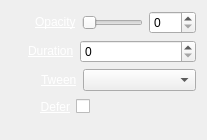
This is trunk/Widgets/Inspector/InspectorOpacityWidget.ui in cambell-prince/casparcg-client as Qt 5 draws it before an edit. The edited form follows.
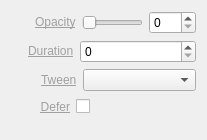
This is the edited form.

```diff
--- a/trunk/Widgets/Inspector/InspectorOpacityWidget.ui
+++ b/trunk/Widgets/Inspector/InspectorOpacityWidget.ui
@@ -38,7 +38,7 @@
      <item>
       <widget class="QLabel" name="labelOpacity">
        <property name="text">
-        <string>&lt;a href=&quot;Opacity&quot; style=&quot;color: white;&quot;&gt;Opacity&lt;/a&gt;</string>
+        <string>&lt;a href=&quot;Opacity&quot; style=&quot;color: #A0A0A0;&quot;&gt;Opacity&lt;/a&gt;</string>
        </property>
       </widget>
      </item>
@@ -82,7 +82,7 @@
      <item>
       <widget class="QLabel" name="labelDuration">
        <property name="text">
-        <string>&lt;a href=&quot;Duration&quot; style=&quot;color: white;&quot;&gt;Duration&lt;/a&gt;</string>
+        <string>&lt;a href=&quot;Duration&quot; style=&quot;color: #A0A0A0;&quot;&gt;Duration&lt;/a&gt;</string>
        </property>
       </widget>
      </item>
@@ -122,7 +122,7 @@
      <item>
       <widget class="QLabel" name="labelEasing">
        <property name="text">
-        <string>&lt;a href=&quot;Tween&quot; style=&quot;color: white;&quot;&gt;Tween&lt;/a&gt;</string>
+        <string>&lt;a href=&quot;Tween&quot; style=&quot;color: #A0A0A0;&quot;&gt;Tween&lt;/a&gt;</string>
        </property>
       </widget>
      </item>
@@ -159,7 +159,7 @@
      <item>
       <widget class="QLabel" name="labelDefer">
        <property name="text">
-        <string>&lt;a href=&quot;Defer&quot; style=&quot;color: white;&quot;&gt;Defer&lt;/a&gt;</string>
+        <string>&lt;a href=&quot;Defer&quot; style=&quot;color: #A0A0A0;&quot;&gt;Defer&lt;/a&gt;</string>
        </property>
        <property name="alignment">
         <set>Qt::AlignRight|Qt::AlignTrailing|Qt::AlignVCenter</set>
```
